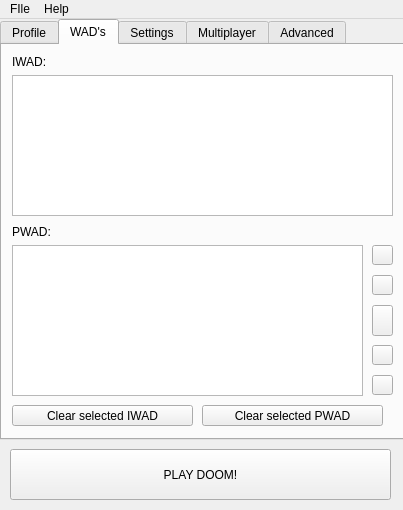
Before: the Qt Designer form scr/mainwindow.ui in VolkMilit/ChickenLauncher, drawn with Qt 5.
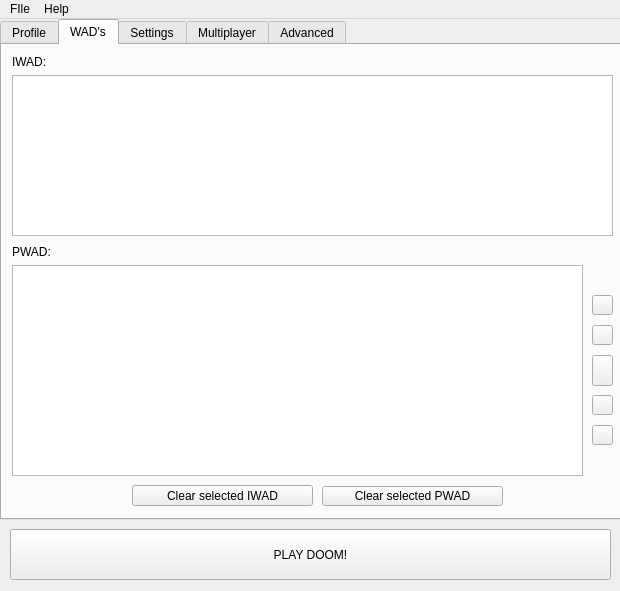
After: the same form once the commit is applied. Icons and pictures are not drawn.

```diff
--- a/scr/mainwindow.ui
+++ b/scr/mainwindow.ui
@@ -6,8 +6,8 @@
    <rect>
     <x>0</x>
     <y>0</y>
-    <width>403</width>
-    <height>510</height>
+    <width>620</width>
+    <height>591</height>
    </rect>
   </property>
   <property name="windowTitle">
@@ -23,8 +23,8 @@
      <rect>
       <x>0</x>
       <y>0</y>
-      <width>411</width>
-      <height>421</height>
+      <width>621</width>
+      <height>501</height>
      </rect>
     </property>
     <property name="currentIndex">
@@ -145,8 +145,8 @@
        <rect>
         <x>10</x>
         <y>30</y>
-        <width>381</width>
-        <height>141</height>
+        <width>601</width>
+        <height>161</height>
        </rect>
       </property>
       <property name="selectionMode">
@@ -160,9 +160,9 @@
       <property name="geometry">
        <rect>
         <x>10</x>
-        <y>200</y>
-        <width>351</width>
-        <height>151</height>
+        <y>220</y>
+        <width>571</width>
+        <height>211</height>
        </rect>
       </property>
       <property name="frameShape">
@@ -191,7 +191,7 @@
       <property name="geometry">
        <rect>
         <x>10</x>
-        <y>180</y>
+        <y>200</y>
         <width>54</width>
         <height>13</height>
        </rect>
@@ -216,10 +216,10 @@
      <widget class="QPushButton" name="btn_clear_selected_pwad">
       <property name="geometry">
        <rect>
-        <x>200</x>
-        <y>360</y>
+        <x>320</x>
+        <y>441</y>
         <width>181</width>
-        <height>21</height>
+        <height>20</height>
        </rect>
       </property>
       <property name="text">
@@ -229,8 +229,8 @@
      <widget class="QPushButton" name="btn_clear_selected_iwad">
       <property name="geometry">
        <rect>
-        <x>10</x>
-        <y>360</y>
+        <x>130</x>
+        <y>440</y>
         <width>181</width>
         <height>21</height>
        </rect>
@@ -242,8 +242,8 @@
      <widget class="QPushButton" name="btn_pwad_up">
       <property name="geometry">
        <rect>
-        <x>370</x>
-        <y>200</y>
+        <x>590</x>
+        <y>250</y>
         <width>21</width>
         <height>20</height>
        </rect>
@@ -259,8 +259,8 @@
      <widget class="QPushButton" name="btn_pwad_down">
       <property name="geometry">
        <rect>
-        <x>370</x>
-        <y>330</y>
+        <x>590</x>
+        <y>380</y>
         <width>21</width>
         <height>20</height>
        </rect>
@@ -276,8 +276,8 @@
      <widget class="QPushButton" name="btn_pwad_top">
       <property name="geometry">
        <rect>
-        <x>370</x>
-        <y>230</y>
+        <x>590</x>
+        <y>280</y>
         <width>21</width>
         <height>20</height>
        </rect>
@@ -293,8 +293,8 @@
      <widget class="QPushButton" name="btn_pwad_bottom">
       <property name="geometry">
        <rect>
-        <x>370</x>
-        <y>300</y>
+        <x>590</x>
+        <y>350</y>
         <width>21</width>
         <height>20</height>
        </rect>
@@ -310,8 +310,8 @@
      <widget class="QPushButton" name="btn_refresh">
       <property name="geometry">
        <rect>
-        <x>370</x>
-        <y>260</y>
+        <x>590</x>
+        <y>310</y>
         <width>21</width>
         <height>31</height>
        </rect>
@@ -1018,8 +1018,8 @@
     <property name="geometry">
      <rect>
       <x>10</x>
-      <y>430</y>
-      <width>381</width>
+      <y>510</y>
+      <width>601</width>
       <height>51</height>
      </rect>
     </property>
@@ -1046,7 +1046,7 @@
     <rect>
      <x>0</x>
      <y>0</y>
-     <width>403</width>
+     <width>620</width>
      <height>22</height>
     </rect>
    </property>
```
Left out of the diff: 80 changed lines with no effect on the pictures.
